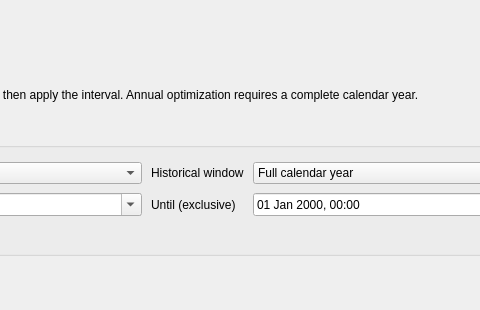
Before: the Qt Designer form 07_Implementation/src_accelerated/assets/simulation_input_dialog.ui in Islahi/EE499-Team16, drawn with Qt 5; both pictures show x 205 to 685 and y 0 to 310 of the 850 by 310 pixel window.
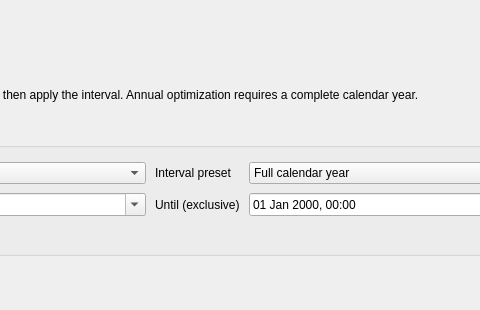
After: the same form once the commit is applied.

Patch:
```diff
--- a/07_Implementation/src_accelerated/assets/simulation_input_dialog.ui
+++ b/07_Implementation/src_accelerated/assets/simulation_input_dialog.ui
@@ -80,7 +80,7 @@
             <item row="0" column="2">
               <widget class="QLabel" name="lbl_combo_history_window">
                 <property name="text">
-                  <string>Historical window</string>
+                  <string>Interval preset</string>
                 </property>
               </widget>
             </item>
```
Left out of the diff: 2 changed lines with no effect on the pictures.
